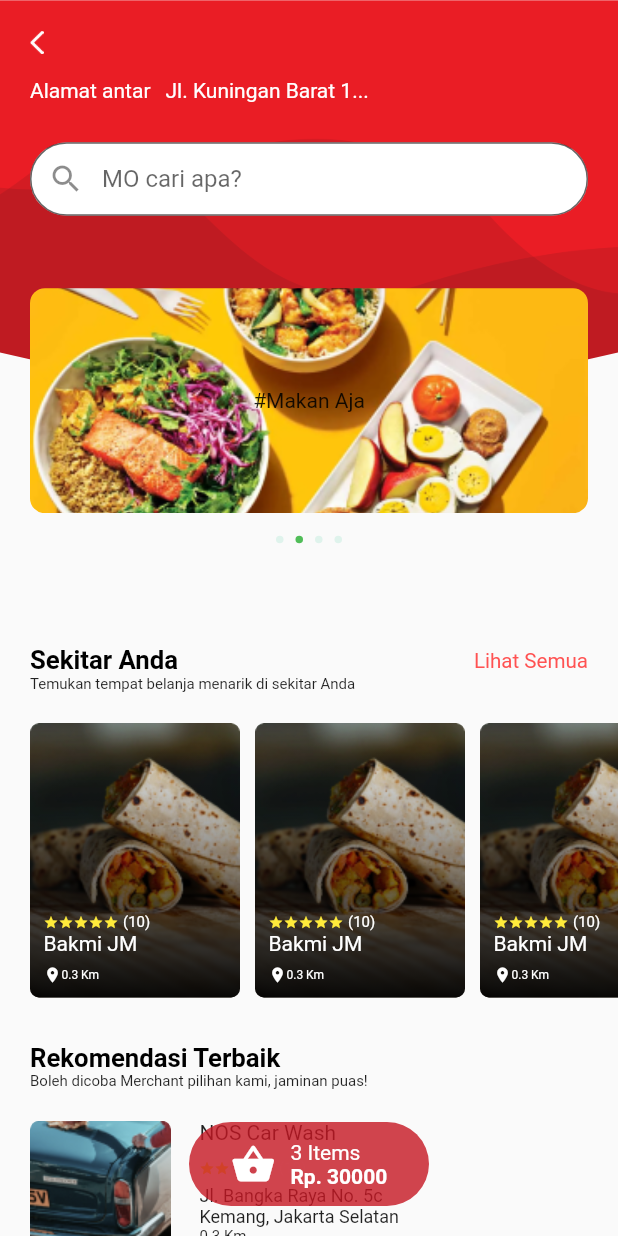
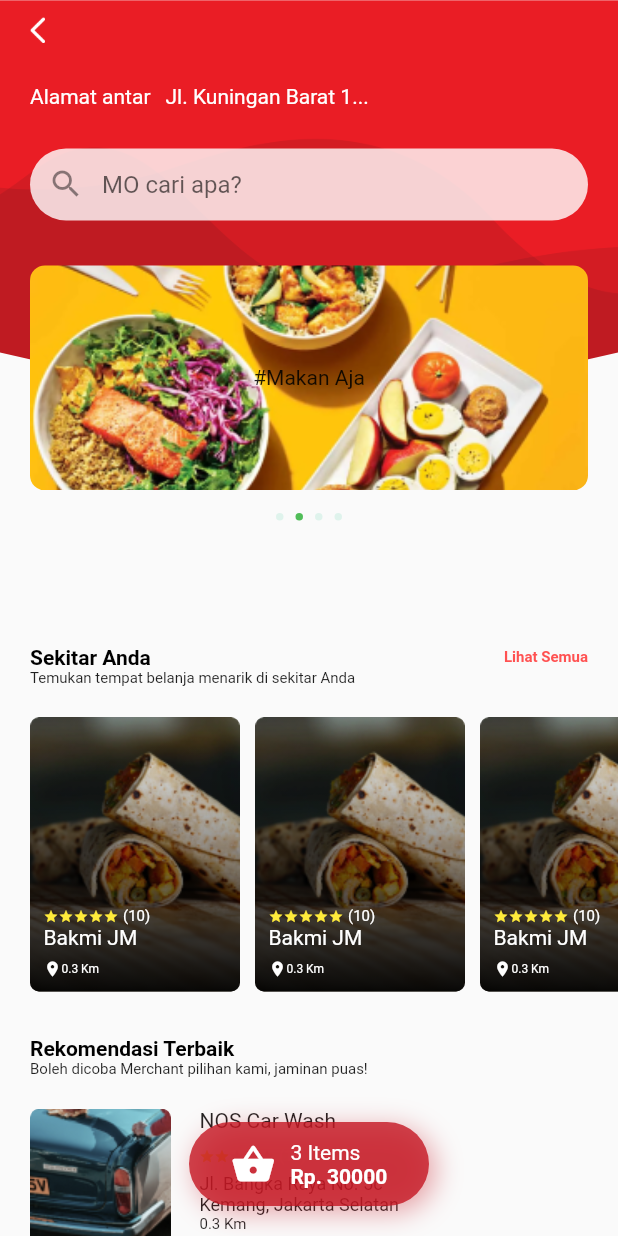
Before and after one commit to hariirawan/revamp-moaja-using-flutter, a Flutter app: the screen it shows after launch, after a tap on an icon or button, on a phone screen of 412 x 824 dp. Run offline on Flutter 3.47's test engine with Material 2 defaults, Android fonts, the phone set to English and light mode, and no system bars; drawn by our look-alikes of smooth_page_indicator; our stand-ins replace google_fonts, material_design_icons_flutter.

Commit message:
fix design beranda

```diff
--- a/lib/main.dart
+++ b/lib/main.dart
@@ -17,13 +17,13 @@ class MyApp extends StatelessWidget {
     return {
       '/': (context) {
         return AnnotatedRegion<SystemUiOverlayStyle>(
-          value: const SystemUiOverlayStyle(statusBarColor: Colors.green),
-          child: Scaffold(body: Layout()),
+          value: const SystemUiOverlayStyle(statusBarColor: Colors.transparent),
+          child: Layout(),
         );
       },
       '/shop': (context) {
         return AnnotatedRegion<SystemUiOverlayStyle>(
-          value: const SystemUiOverlayStyle(statusBarColor: Colors.red),
+          value: const SystemUiOverlayStyle(statusBarColor: Colors.transparent),
           child: Scaffold(body: ShopPage()),
         );
       },
--- a/lib/ui/pages/home/_home.dart
+++ b/lib/ui/pages/home/_home.dart
@@ -1,9 +1,7 @@
 // import 'package:carousel_slider/carousel_slider.dart';
 
 import 'package:flutter/material.dart';
-import 'package:flutter/services.dart';
 import 'package:mo_aja/model/_model.dart';
-import 'package:mo_aja/ui/pages/shop/_shop.dart';
 import 'package:mo_aja/ui/widget/_widget.dart';
 import 'package:mo_aja/shared/_shared.dart';
 
--- a/lib/ui/pages/home/home_page.dart
+++ b/lib/ui/pages/home/home_page.dart
@@ -11,17 +11,14 @@ class _HomePageState extends State<HomePage> {
   @override
   void initState() {
     super.initState();
-
-    SystemChrome.setSystemUIOverlayStyle(
-        SystemUiOverlayStyle(statusBarColor: Colors.green));
   }
 
   @override
   Widget build(BuildContext context) {
     double width = MediaQuery.of(context).size.width;
-    return SafeArea(
-        top: true,
-        child: ListView(
+
+    return ListView(
+      padding: EdgeInsets.all(0.0),
       children: <Widget>[
         BannerHead(
           banner: 'assets/banner/banner-green.png',
@@ -30,7 +27,7 @@ class _HomePageState extends State<HomePage> {
                   crossAxisAlignment: CrossAxisAlignment.start,
                   children: [
                 SizedBox(
-                      height: 37.79,
+                  height: MediaQuery.of(context).padding.top + 22.83,
                 ),
                 Container(
                   margin: EdgeInsets.symmetric(horizontal: 20),
@@ -41,8 +38,8 @@ class _HomePageState extends State<HomePage> {
                         children: [
                           Text(
                             "Halo, Lutfi!",
-                                style: Themes.fontBold.copyWith(
-                                    fontSize: 22, color: Colors.white),
+                            style: Themes.fontBold
+                                .copyWith(fontSize: 22, color: Colors.white),
                           ),
                           Container(
                               margin: EdgeInsets.only(top: 6),
@@ -108,8 +105,14 @@ class _HomePageState extends State<HomePage> {
                         fillColor: Colors.white.withOpacity(0.8),
                         prefixIcon: Icon(Icons.search),
                         contentPadding:
-                                EdgeInsets.fromLTRB(20.0, 15.0, 20.0, 15.0),
-                            border: OutlineInputBorder(
+                            EdgeInsets.symmetric(horizontal: 13, vertical: 11),
+                        focusedBorder: OutlineInputBorder(
+                            borderSide:
+                                BorderSide(color: Colors.transparent, width: 1),
+                            borderRadius: BorderRadius.circular(32.0)),
+                        enabledBorder: OutlineInputBorder(
+                            borderSide:
+                                BorderSide(color: Colors.transparent, width: 1),
                             borderRadius: BorderRadius.circular(32.0)),
                       ),
                     )),
@@ -152,8 +155,7 @@ class _HomePageState extends State<HomePage> {
                                           padding: EdgeInsets.only(top: 8),
                                           alignment: Alignment.topCenter,
                                           child: Text(e.name,
-                                                  style: Themes.fontBold
-                                                      .copyWith(
+                                              style: Themes.fontBold.copyWith(
                                                   color: Colors.white,
                                                   fontSize: 10)),
                                         ),
@@ -164,12 +166,10 @@ class _HomePageState extends State<HomePage> {
                                       child: Container(
                                           width: 70,
                                           height: 74,
-                                              margin:
-                                                  EdgeInsets.only(bottom: 8),
+                                          margin: EdgeInsets.only(bottom: 8),
                                           decoration: BoxDecoration(
                                               image: DecorationImage(
-                                                      image: AssetImage(
-                                                          e.icon))))),
+                                                  image: AssetImage(e.icon))))),
                                 ],
                               ),
                             ),
@@ -197,8 +197,7 @@ class _HomePageState extends State<HomePage> {
                 color: Colors.green,
                 borderRadius: BorderRadius.circular(6)),
             child: Container(
-                    padding:
-                        EdgeInsets.symmetric(horizontal: 15, vertical: 10.98),
+                padding: EdgeInsets.symmetric(horizontal: 15, vertical: 10.98),
                 decoration: BoxDecoration(
                   borderRadius: BorderRadius.circular(6),
                   gradient: LinearGradient(
@@ -215,8 +214,7 @@ class _HomePageState extends State<HomePage> {
                     children: [
                       Text(
                         "FoodCourt",
-                            style:
-                                Themes.fontBold.copyWith(color: Colors.white),
+                        style: Themes.fontBold.copyWith(color: Colors.white),
                       ),
                       Row(
                           crossAxisAlignment: CrossAxisAlignment.center,
@@ -303,7 +301,7 @@ class _HomePageState extends State<HomePage> {
           height: 64,
         ),
       ],
-        ));
+    );
   }
 
   Widget listMerchent(BuildContext context, String e, List dataDummy) {
@@ -355,7 +353,7 @@ class _HomePageState extends State<HomePage> {
                     title: e.name,
                     desc: e.desc,
                     rate: e.rate,
-                ),
+                    promo: e.promo),
               )
               .toList(),
         ));
--- a/lib/ui/pages/shop/_shop.dart
+++ b/lib/ui/pages/shop/_shop.dart
@@ -1,4 +1,3 @@
-import 'dart:ffi';
 import 'dart:ui';
 
 import 'package:flutter/material.dart';
--- a/lib/ui/pages/shop/shop_page.dart
+++ b/lib/ui/pages/shop/shop_page.dart
@@ -36,26 +36,32 @@ class _ShopPageState extends State<ShopPage> {
     double width = MediaQuery.of(context).size.width;
 
     return SafeArea(
+        top: false,
         child: Stack(children: [
           ListView(
+            padding: EdgeInsets.all(0.0),
             children: [
               BannerHead(
                   banner: 'assets/images/merah 1.png',
                   children: Column(
                     crossAxisAlignment: CrossAxisAlignment.start,
                     children: [
-                  Container(
+                      SizedBox(
+                        height: MediaQuery.of(context).padding.top,
+                      ),
+                      InkWell(
+                          onTap: () {
+                            Navigator.pop(context);
+                          },
+                          child: Container(
                             margin: EdgeInsets.only(
                                 left: Themes.marginDefault,
-                          right: Themes.marginDefault,
-                          top: 20.48),
-                      child: GestureDetector(
-                        onTap: () {
-                          Navigator.of(context).pop();
-                        },
+                                right: Themes.marginDefault),
+                            padding: EdgeInsets.only(
+                                top: 22.83 / 2, bottom: 22.83 / 2),
                             child: Image.asset(
                               'assets/icons/Path.png',
-                          width: 9,
+                              width: 10,
                             ),
                           )),
                       Container(
@@ -77,24 +83,34 @@ class _ShopPageState extends State<ShopPage> {
                             left: Themes.marginDefault,
                             right: Themes.marginDefault,
                             top: 26.48,
-                          bottom: 48.23),
+                          ),
                           child: TextField(
                             decoration: InputDecoration(
                               hintText: 'MO cari apa?',
                               filled: true,
-                          fillColor: Colors.white,
+                              fillColor: Colors.white.withOpacity(0.8),
                               prefixIcon: Icon(Icons.search),
-                          contentPadding:
-                              EdgeInsets.fromLTRB(20.0, 15.0, 20.0, 15.0),
-                          border: OutlineInputBorder(
+                              contentPadding: EdgeInsets.symmetric(
+                                  horizontal: 13, vertical: 11),
+                              focusedBorder: OutlineInputBorder(
+                                  borderSide: BorderSide(
+                                      color: Colors.transparent, width: 1),
+                                  borderRadius: BorderRadius.circular(32.0)),
+                              enabledBorder: OutlineInputBorder(
+                                  borderSide: BorderSide(
+                                      color: Colors.transparent, width: 1),
                                   borderRadius: BorderRadius.circular(32.0)),
                             ),
                           )),
+                      SizedBox(
+                        height: 30,
+                      ),
                       BannerSlide(),
                     ],
                   )),
               Container(
-            margin: EdgeInsets.only(bottom: 20, left: 20, right: 20, top: 30),
+                margin:
+                    EdgeInsets.only(bottom: 20, left: 20, right: 20, top: 30),
                 child: TitleView(
                   title: "Sekitar Anda",
                   subtitle: "Lihat Semua",
@@ -106,7 +122,8 @@ class _ShopPageState extends State<ShopPage> {
 
               //List Recomendasi Terbaik
               Container(
-            margin: EdgeInsets.only(top: 30, bottom: 20, left: 20, right: 20),
+                margin:
+                    EdgeInsets.only(top: 30, bottom: 20, left: 20, right: 20),
                 child: TitleView(
                   title: "Rekomendasi Terbaik",
                   desc: "Boleh dicoba Merchant pilihan kami, jaminan puas!",
@@ -120,19 +137,22 @@ class _ShopPageState extends State<ShopPage> {
 
               //List Belanja Kekinian
               Container(
-            margin: EdgeInsets.only(top: 30, bottom: 20, left: 20, right: 20),
+                margin:
+                    EdgeInsets.only(top: 30, bottom: 20, left: 20, right: 20),
                 child: TitleView(
                   title: "MObelanja Kekinian",
                   subtitle: "Lihat Semua",
                   colorSub: Colors.redAccent,
-              desc: "Belanjaan kekinian yang gak bakal bikin kamu ketinggalan",
+                  desc:
+                      "Belanjaan kekinian yang gak bakal bikin kamu ketinggalan",
                 ),
               ),
               shoppingRecomendations(context),
 
               //List Kebutuhan Harian
               Container(
-            margin: EdgeInsets.only(top: 30, bottom: 20, left: 20, right: 20),
+                margin:
+                    EdgeInsets.only(top: 30, bottom: 20, left: 20, right: 20),
                 child: TitleView(
                   title: "Kebutuhan Harian",
                   desc: "Layanan dan produk yang mungkin Anda butuhkan",
@@ -148,12 +168,12 @@ class _ShopPageState extends State<ShopPage> {
                 width: 160,
                 height: 56,
                 decoration: BoxDecoration(
-                // boxShadow: [
-                //   BoxShadow(
-                //       color: Color.fromRGBO(197, 23, 35, 0.4),
-                //       blurRadius: 15,
-                //       offset: Offset(4, 4))
-                // ],
+                    boxShadow: [
+                      BoxShadow(
+                          color: Color.fromRGBO(197, 23, 35, 0.4),
+                          blurRadius: 15,
+                          offset: Offset(4, 4))
+                    ],
                     gradient: LinearGradient(colors: [
                       Color.fromRGBO(225, 26, 40, 0.8),
                       Color.fromRGBO(197, 22, 34, 0.8)
@@ -182,7 +202,8 @@ class _ShopPageState extends State<ShopPage> {
                             Text(
                               "Rp. 30000",
                               style: TextStyle(
-                              color: Colors.white, fontWeight: FontWeight.bold),
+                                  color: Colors.white,
+                                  fontWeight: FontWeight.bold),
                             ),
                           ]),
                     ],
@@ -193,20 +214,13 @@ class _ShopPageState extends State<ShopPage> {
   }
 
   Widget shoppingRecomendations(BuildContext context) {
-    List<int> data = [1, 2, 3, 4, 5];
-
     return Container(
         height: 210,
         width: MediaQuery.of(context).size.width - 20 - 20,
-        child: ListView.builder(
-          scrollDirection: Axis.horizontal,
-          itemCount: data.length,
-          itemBuilder: (context, index) {
-            return CardNews(
+        child: Carousel(
+            children: CardNews(
           image: "assets/images/bg_card.png",
-            );
-          },
-        ));
+        )));
   }
 
   Widget bestRecomendation(BuildContext context, String e, List dataDummy) {
--- a/lib/ui/widget/_widget.dart
+++ b/lib/ui/widget/_widget.dart
@@ -14,3 +14,4 @@ part 'card_news.dart';
 part 'card_needs.dart';
 part 'banner_head.dart';
 part 'banner_slide.dart';
+part 'carousel.dart';
--- a/lib/ui/widget/card_needs.dart
+++ b/lib/ui/widget/card_needs.dart
@@ -6,6 +6,7 @@ class CardNeeds extends StatelessWidget {
   final double rate;
   final String desc;
   final Color btnColor;
+  final bool promo;
 
   CardNeeds(
       {this.image = "assets/images/daily-needs.png",
@@ -13,7 +14,8 @@ class CardNeeds extends StatelessWidget {
       this.rate = 3.0,
       this.desc =
           "Makaroni pedes. enak banget deh, gak bakalan relate pokoknya, siap-siap meninggal..",
-      this.btnColor = Themes.mainColors});
+      this.btnColor = Themes.mainColors,
+      this.promo});
 
   @override
   Widget build(BuildContext context) {
@@ -33,22 +35,26 @@ class CardNeeds extends StatelessWidget {
                         image: DecorationImage(
                             image: AssetImage(image), fit: BoxFit.cover)),
                   ),
-                  Container(
+                  promo == false
+                      ? SizedBox()
+                      : Container(
                           height: 128,
                           width: MediaQuery.of(context).size.width -
                               Themes.marginDefault * 2,
                           decoration: BoxDecoration(
                               borderRadius: BorderRadius.circular(8),
                               image: DecorationImage(
-                            image:
-                                AssetImage('assets/images/Rectangle 114.png'),
+                                  image: AssetImage(
+                                      'assets/images/Rectangle 114.png'),
                                   fit: BoxFit.cover)),
                         ),
                 ])),
             Positioned(
               top: 0,
               left: 12,
-              child: Image.asset(
+              child: promo == false
+                  ? SizedBox()
+                  : Image.asset(
                       'assets/icons/promo-flag.png',
                       width: 31.145,
                     ),
--- a/lib/ui/widget/title_view.dart
+++ b/lib/ui/widget/title_view.dart
@@ -27,14 +27,15 @@ class TitleView extends StatelessWidget {
               title,
               style: TextStyle(
                 color: Colors.black,
-                fontSize: width / 24,
-                fontWeight: FontWeight.w600,
+                fontSize: 14,
+                fontWeight: FontWeight.bold,
               ),
             ),
             SizedBox(height: 7),
             Text(
               subtitle,
-              style: TextStyle(color: colorSub, fontSize: width / 30),
+              style: TextStyle(
+                  color: colorSub, fontSize: 10, fontWeight: FontWeight.bold),
             ),
           ],
         ),
```
Also changed, not shown: lib/model/model_list_item.dart (+14 -2 lines), lib/ui/widget/carousel.dart (added, +36 -0 lines). Lines whose indentation alone changed are shown as unchanged.
